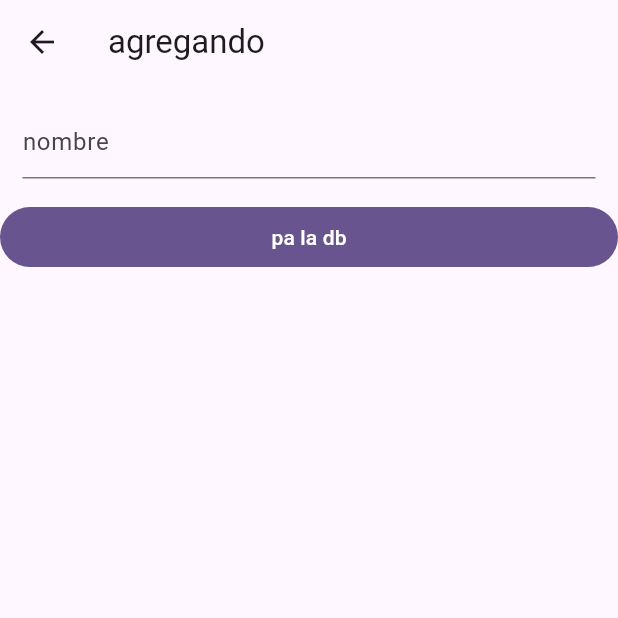
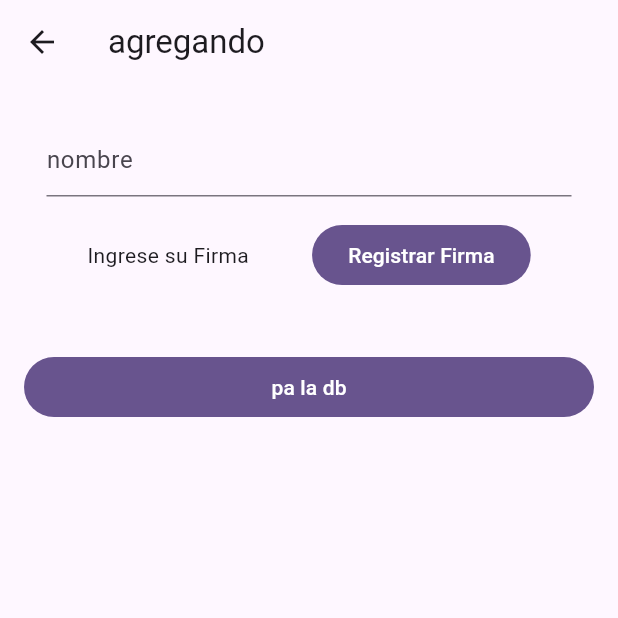
Before and after one commit to sof28kr/10, a Flutter app: the screen it shows after launch, after a tap on the "add" icon, on a phone screen of 412 x 824 dp, the top half of it. Run offline on Flutter 3.47's test engine with Material 3 defaults, Android fonts, the phone set to English and light mode, and no system bars; our stand-ins replace go_router, supabase_flutter; missing offline and left inert: syncfusion_flutter_signaturepad; accounts and stored records are empty; network calls fail.

Commit message:
implementacion firma

```diff
--- a/lib/main.dart
+++ b/lib/main.dart
@@ -1,5 +1,6 @@
 import 'package:flutter/material.dart';
 import 'package:go_router/go_router.dart';
+import 'package:myapp/src/firma.dart';
 import 'package:myapp/src/form.dart';
 import 'package:myapp/src/myhome.dart';
 import 'package:supabase_flutter/supabase_flutter.dart';
@@ -29,6 +30,10 @@ class MyApp extends StatelessWidget {
         GoRoute(
           path: '/inicio',
           builder: (context, state) => MyHomePage(title: 'my'),
+        ),
+        GoRoute(
+          path: '/firma',
+          builder: (context, state) => IngresoFirma(),
         )
       ]),
       title: 'Flutter Demo',
--- a/lib/src/form.dart
+++ b/lib/src/form.dart
@@ -1,5 +1,11 @@
+import 'dart:typed_data';
+
 import 'package:flutter/material.dart';
+import 'package:go_router/go_router.dart';
+import 'package:myapp/src/firma.dart';
 import 'package:supabase_flutter/supabase_flutter.dart';
+
+Image img = Image.asset('');
 
 class formulario1 extends StatefulWidget {
   const formulario1({super.key});
@@ -22,6 +28,7 @@ class _formulario1State extends State<formulario1> {
         title: const Text('agregando'),
       ),
       body: ListView(
+        padding: EdgeInsets.symmetric(horizontal: 16, vertical: 12),
         children: [
           Container(
             padding: EdgeInsets.all(15),
@@ -29,6 +36,15 @@ class _formulario1State extends State<formulario1> {
               controller: nombrevariable,
               decoration: InputDecoration(hintText: 'nombre'),
             ),
+          ),
+          Row(mainAxisAlignment: MainAxisAlignment.spaceEvenly, children: [
+            Text('Ingrese su Firma'),
+            FilledButton(
+                onPressed: () => context.push('/firma'),
+                child: Text('Registrar Firma')),
+          ]),
+          SizedBox(
+            height: 40,
           ),
           FilledButton(
               onPressed: () async {
--- a/lib/src/myhome.dart
+++ b/lib/src/myhome.dart
@@ -15,7 +15,7 @@ class _MyHomePageState extends State<MyHomePage> {
   //indica el flujo de nuevos participantes
   final _participantesStream =
       //el nombre que va ahi es el nombre de la tabla
-      Supabase.instance.client.from('Participantes').stream(primaryKey: ['id']);
+      Supabase.instance.client.from('participantes').stream(primaryKey: ['id']);
   @override
   Widget build(BuildContext context) {
     return Scaffold(
--- a/pubspec.yaml
+++ b/pubspec.yaml
@@ -37,6 +37,7 @@ dependencies:
   cupertino_icons: ^1.0.6
   supabase_flutter: ^2.5.1
   go_router: ^13.2.4
+  syncfusion_flutter_signaturepad: ^25.1.41
 
 dev_dependencies:
   flutter_test:
```
Also changed, not shown: lib/src/firma.dart (added, +104 -0 lines), pubspec.lock, 41 other files.
